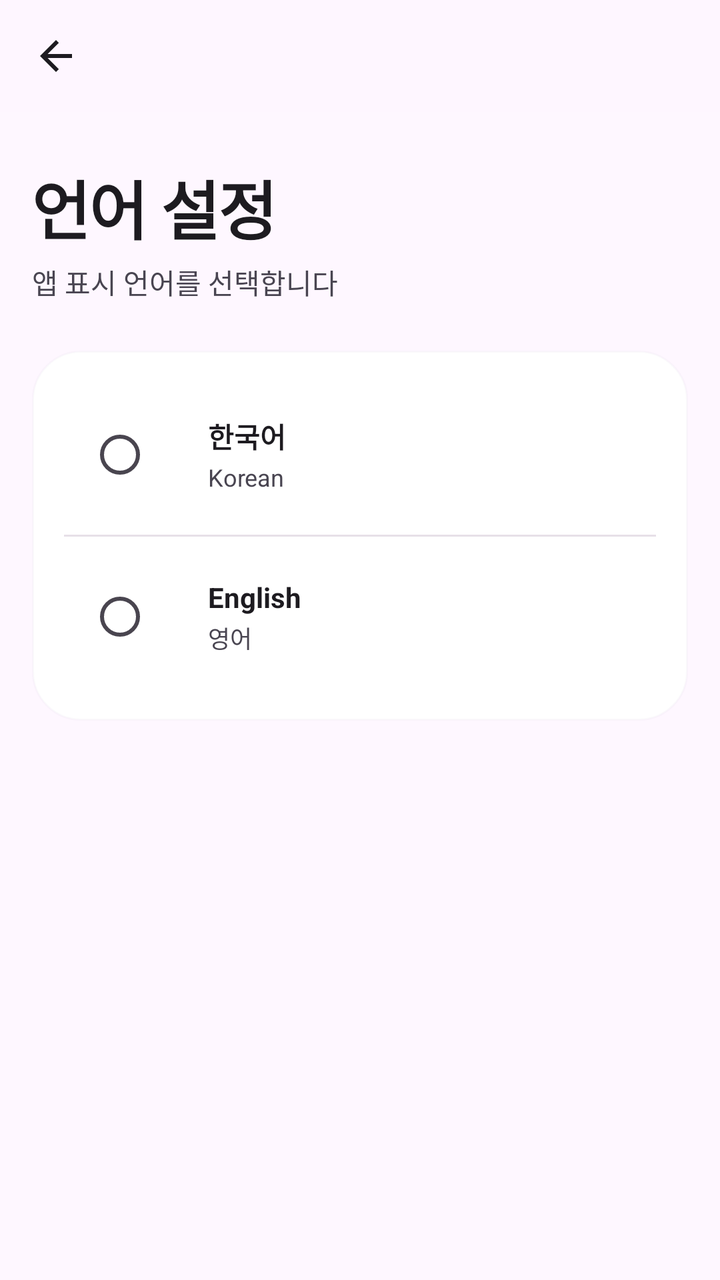
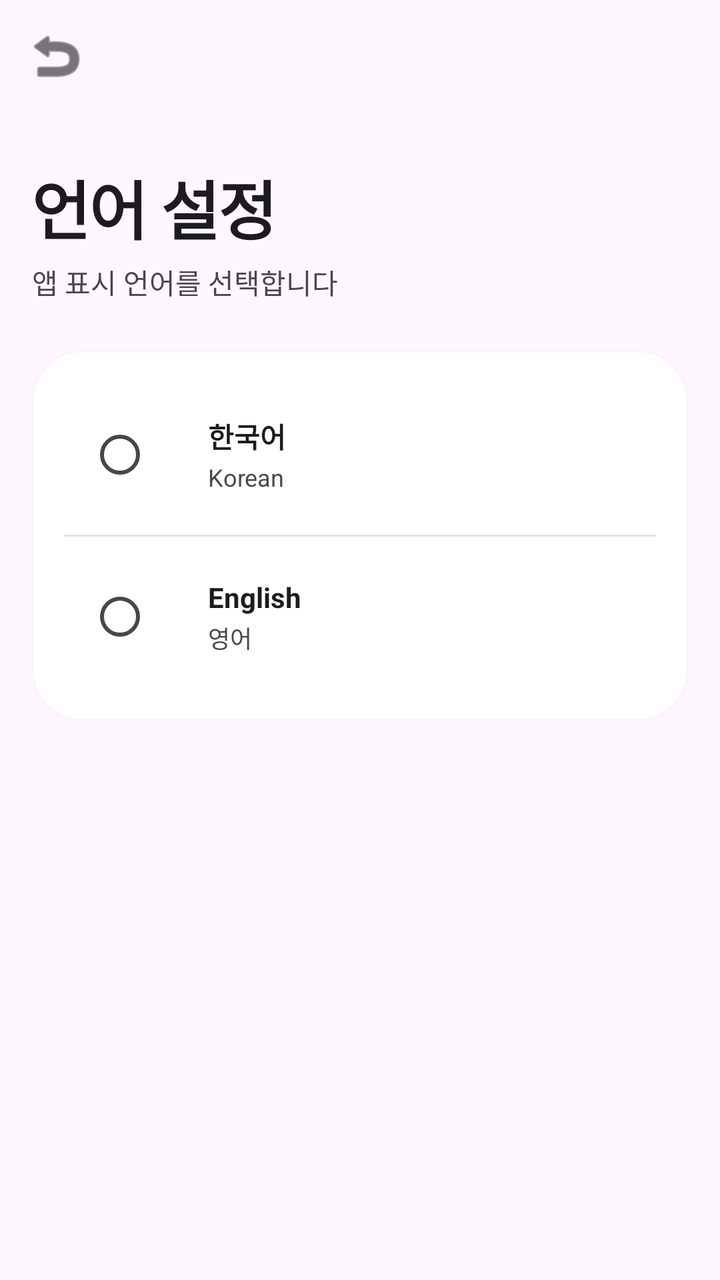

Before-and-after screenshots of an Android layout around one commit, followed by the original layout XML and the change that was made.
<!-- AndroidManifest.xml: application theme Theme.ClawDroid -->
<!-- res/layout/fragment_language_settings.xml -->
<?xml version="1.0" encoding="utf-8"?>
<LinearLayout
    xmlns:android="http://schemas.android.com/apk/res/android"
    xmlns:app="http://schemas.android.com/apk/res-auto"
    android:layout_width="match_parent"
    android:layout_height="match_parent"
    android:orientation="vertical"
    android:background="@color/md_surface">

    <com.google.android.material.appbar.MaterialToolbar
        android:id="@+id/toolbar"
        android:layout_width="match_parent"
        android:layout_height="@dimen/toolbar_height"
        android:background="@color/surface_80"
        android:elevation="0dp"
        app:navigationIcon="@drawable/ic_arrow_back"
        app:navigationIconTint="@color/md_on_surface" />

    <androidx.core.widget.NestedScrollView
        android:layout_width="match_parent"
        android:layout_height="match_parent">

        <LinearLayout
            android:layout_width="match_parent"
            android:layout_height="wrap_content"
            android:orientation="vertical"
            android:paddingHorizontal="@dimen/spacing_lg"
            android:paddingBottom="@dimen/spacing_2xl">

            <TextView
                android:layout_width="match_parent"
                android:layout_height="wrap_content"
                android:text="@string/language_title"
                android:textSize="@dimen/text_3xl"
                android:textStyle="bold"
                android:textColor="@color/md_on_surface"
                android:letterSpacing="-0.02"
                android:paddingTop="@dimen/spacing_xl" />

            <TextView
                android:layout_width="match_parent"
                android:layout_height="wrap_content"
                android:text="@string/language_subtitle"
                android:textSize="@dimen/text_base"
                android:textColor="@color/md_on_surface_variant"
                android:layout_marginTop="@dimen/spacing_xs" />

            <LinearLayout
                android:layout_width="match_parent"
                android:layout_height="wrap_content"
                android:orientation="vertical"
                android:layout_marginTop="@dimen/spacing_xl"
                android:background="@drawable/bg_card_ghost_large"
                android:padding="@dimen/spacing_lg">

                
                <LinearLayout
                    android:id="@+id/itemKorean"
                    android:layout_width="match_parent"
                    android:layout_height="wrap_content"
                    android:orientation="horizontal"
                    android:gravity="center_vertical"
                    android:padding="@dimen/spacing_md"
                    android:background="?attr/selectableItemBackground">

                    <RadioButton
                        android:id="@+id/radioKorean"
                        android:layout_width="wrap_content"
                        android:layout_height="wrap_content"
                        android:clickable="false"
                        android:focusable="false" />

                    <LinearLayout
                        android:layout_width="0dp"
                        android:layout_height="wrap_content"
                        android:layout_weight="1"
                        android:orientation="vertical"
                        android:layout_marginStart="@dimen/spacing_md">

                        <TextView
                            android:layout_width="wrap_content"
                            android:layout_height="wrap_content"
                            android:text="@string/language_korean"
                            android:textSize="@dimen/text_base"
                            android:textStyle="bold"
                            android:textColor="@color/md_on_surface" />

                        <TextView
                            android:layout_width="wrap_content"
                            android:layout_height="wrap_content"
                            android:text="@string/language_korean_sub"
                            android:textSize="@dimen/text_sm"
                            android:textColor="@color/md_on_surface_variant"
                            android:layout_marginTop="2dp" />

                    </LinearLayout>

                </LinearLayout>

                <View
                    android:layout_width="match_parent"
                    android:layout_height="1dp"
                    android:background="@color/md_surface_variant"
                    android:layout_marginVertical="@dimen/spacing_xs" />

                
                <LinearLayout
                    android:id="@+id/itemEnglish"
                    android:layout_width="match_parent"
                    android:layout_height="wrap_content"
                    android:orientation="horizontal"
                    android:gravity="center_vertical"
                    android:padding="@dimen/spacing_md"
                    android:background="?attr/selectableItemBackground">

                    <RadioButton
                        android:id="@+id/radioEnglish"
                        android:layout_width="wrap_content"
                        android:layout_height="wrap_content"
                        android:clickable="false"
                        android:focusable="false" />

                    <LinearLayout
                        android:layout_width="0dp"
                        android:layout_height="wrap_content"
                        android:layout_weight="1"
                        android:orientation="vertical"
                        android:layout_marginStart="@dimen/spacing_md">

                        <TextView
                            android:layout_width="wrap_content"
                            android:layout_height="wrap_content"
                            android:text="@string/language_english"
                            android:textSize="@dimen/text_base"
                            android:textStyle="bold"
                            android:textColor="@color/md_on_surface" />

                        <TextView
                            android:layout_width="wrap_content"
                            android:layout_height="wrap_content"
                            android:text="@string/language_english_sub"
                            android:textSize="@dimen/text_sm"
                            android:textColor="@color/md_on_surface_variant"
                            android:layout_marginTop="2dp" />

                    </LinearLayout>

                </LinearLayout>

            </LinearLayout>

        </LinearLayout>

    </androidx.core.widget.NestedScrollView>

</LinearLayout>
<!-- resources referenced by this layout -->
<resources>
  <color name="md_on_surface">#1D1B20</color>
  <color name="md_on_surface_variant">#494551</color>
  <color name="md_surface">#FEF7FF</color>
  <color name="md_surface_variant">#E7E0E8</color>
  <color name="surface_80">#CCFEF7FF</color>
  <dimen name="spacing_2xl">32dp</dimen>
  <dimen name="spacing_lg">16dp</dimen>
  <dimen name="spacing_md">12dp</dimen>
  <dimen name="spacing_xl">24dp</dimen>
  <dimen name="spacing_xs">4dp</dimen>
  <dimen name="text_3xl">32sp</dimen>
  <dimen name="text_base">14sp</dimen>
  <dimen name="text_sm">12sp</dimen>
  <dimen name="toolbar_height">56dp</dimen>
  <!-- drawable ic_arrow_back (drawable) -->
  <vector xmlns:android="http://schemas.android.com/apk/res/android"
      android:width="24dp"
      android:height="24dp"
      android:viewportWidth="24"
      android:viewportHeight="24"
      android:tint="?attr/colorControlNormal">
      <path
          android:fillColor="@android:color/white"
          android:pathData="M20,11H7.83l5.59,-5.59L12,4l-8,8 8,8 1.41,-1.41L7.83,13H20v-2z" />
  </vector>
  <string name="language_english">English</string>
  <string name="language_english_sub">영어</string>
  <string name="language_korean">한국어</string>
  <string name="language_korean_sub">Korean</string>
  <string name="language_title">언어 설정</string>
  <style name="Theme.ClawDroid" parent="Theme.Material3.Light.NoActionBar">
          
          <item name="colorPrimary">@color/purple_primary</item>
          <item name="colorPrimaryContainer">@color/purple_primary_variant</item>
          <item name="colorOnPrimary">@color/purple_on_primary</item>
          <item name="colorOnPrimaryContainer">#E0D2FF</item>
  
          
          <item name="colorSecondary">#625B71</item>
          <item name="colorSecondaryContainer">#E8DEF9</item>
          <item name="colorOnSecondary">@color/purple_on_primary</item>
          <item name="colorOnSecondaryContainer">#686177</item>
  
          
          <item name="colorTertiary">#633B48</item>
          <item name="colorTertiaryContainer">#7D5260</item>
          <item name="colorOnTertiary">@color/purple_on_primary</item>
          <item name="colorOnTertiaryContainer">#FFCBDA</item>
  
          
          <item name="colorError">#BA1A1A</item>
          <item name="colorErrorContainer">#FFDAD6</item>
          <item name="colorOnError">@color/purple_on_primary</item>
          <item name="colorOnErrorContainer">#93000A</item>
  
          
          <item name="colorSurface">#FEF7FF</item>
          <item name="colorSurfaceVariant">#E7E0E8</item>
          <item name="colorOnSurface">#1D1B20</item>
          <item name="colorOnSurfaceVariant">#494551</item>
          <item name="android:colorBackground">@color/background</item>
          <item name="colorOnBackground">#1D1B20</item>
          <item name="colorSurfaceContainerLowest">#FFFFFF</item>
          <item name="colorSurfaceContainerLow">#F8F1F9</item>
          <item name="colorSurfaceContainer">#F2ECF4</item>
          <item name="colorSurfaceContainerHigh">#EDE6EE</item>
          <item name="colorSurfaceContainerHighest">#E7E0E8</item>
  
          
          <item name="colorOutline">#7A7582</item>
          <item name="colorOutlineVariant">#CBC4D2</item>
  
          
          <item name="colorSurfaceInverse">#322F35</item>
          <item name="colorOnSurfaceInverse">#F5EFF6</item>
          <item name="colorPrimaryInverse">#CFBCFF</item>
  
          
          <item name="android:statusBarColor">@color/background</item>
          <item name="android:navigationBarColor">#FEF7FF</item>
          <item name="android:windowLightStatusBar">true</item>
  
          
          <item name="shapeAppearanceSmallComponent">@style/Shape.ClawDroid.Small</item>
          <item name="shapeAppearanceMediumComponent">@style/Shape.ClawDroid.Medium</item>
          <item name="shapeAppearanceLargeComponent">@style/Shape.ClawDroid.Large</item>
      </style>
  <color name="purple_primary">#4F378A</color>
  <color name="purple_on_primary">#FFFFFF</color>
  <color name="background">#FEF7FF</color>
  <!-- unchanged entries left out for length: 6 -->
</resources>

<!-- the commit's change to res/layout/fragment_language_settings.xml (unified diff, before → after) -->
@@ -13,7 +13,7 @@
         android:layout_height="@dimen/toolbar_height"
         android:background="@color/surface_80"
         android:elevation="0dp"
-        app:navigationIcon="@drawable/ic_arrow_back"
+        app:navigationIcon="@android:drawable/ic_menu_revert"
         app:navigationIconTint="@color/md_on_surface" />
 
     <androidx.core.widget.NestedScrollView
<!-- resource entries referenced after the edit -->
@@ -14,17 +14,6 @@
   <dimen name="text_base">14sp</dimen>
   <dimen name="text_sm">12sp</dimen>
   <dimen name="toolbar_height">56dp</dimen>
-  <!-- drawable ic_arrow_back (drawable) -->
-  <vector xmlns:android="http://schemas.android.com/apk/res/android"
-      android:width="24dp"
-      android:height="24dp"
-      android:viewportWidth="24"
-      android:viewportHeight="24"
-      android:tint="?attr/colorControlNormal">
-      <path
-          android:fillColor="@android:color/white"
-          android:pathData="M20,11H7.83l5.59,-5.59L12,4l-8,8 8,8 1.41,-1.41L7.83,13H20v-2z" />
-  </vector>
   <string name="language_english">English</string>
   <string name="language_english_sub">영어</string>
   <string name="language_korean">한국어</string>
@@ -79,8 +68,9 @@
   
           
           <item name="android:statusBarColor">@color/background</item>
-          <item name="android:navigationBarColor">#FEF7FF</item>
+          <item name="android:navigationBarColor">@color/md_primary_container</item>
           <item name="android:windowLightStatusBar">true</item>
+          <item name="android:windowLightNavigationBar">false</item>
   
           
           <item name="shapeAppearanceSmallComponent">@style/Shape.ClawDroid.Small</item>
@@ -90,6 +80,7 @@
   <color name="purple_primary">#4F378A</color>
   <color name="purple_on_primary">#FFFFFF</color>
   <color name="background">#FEF7FF</color>
+  <color name="md_primary_container">#6750A4</color>
   <!-- unchanged entries left out for length: 6 -->
 </resources>
 
